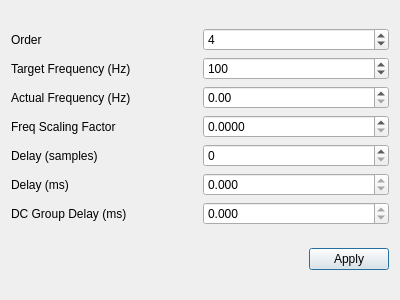
Qt form src/main/python/ui/mds.ui (3ll3d00d/beqdesigner) before a commit.
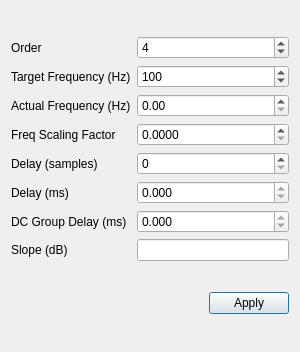
The same form after that commit.

```diff
--- a/src/main/python/ui/mds.ui
+++ b/src/main/python/ui/mds.ui
@@ -6,8 +6,8 @@
    <rect>
     <x>0</x>
     <y>0</y>
-    <width>400</width>
-    <height>300</height>
+    <width>300</width>
+    <height>352</height>
    </rect>
   </property>
   <property name="windowTitle">
@@ -137,6 +137,20 @@
        </property>
       </widget>
      </item>
+     <item row="7" column="0">
+      <widget class="QLabel" name="slopeDbLabel">
+       <property name="text">
+        <string>Slope (dB)</string>
+       </property>
+      </widget>
+     </item>
+     <item row="7" column="1">
+      <widget class="QLineEdit" name="slopeDb">
+       <property name="readOnly">
+        <bool>true</bool>
+       </property>
+      </widget>
+     </item>
     </layout>
    </item>
    <item>
```
Left out of the diff: 29 changed lines with no effect on the pictures.
